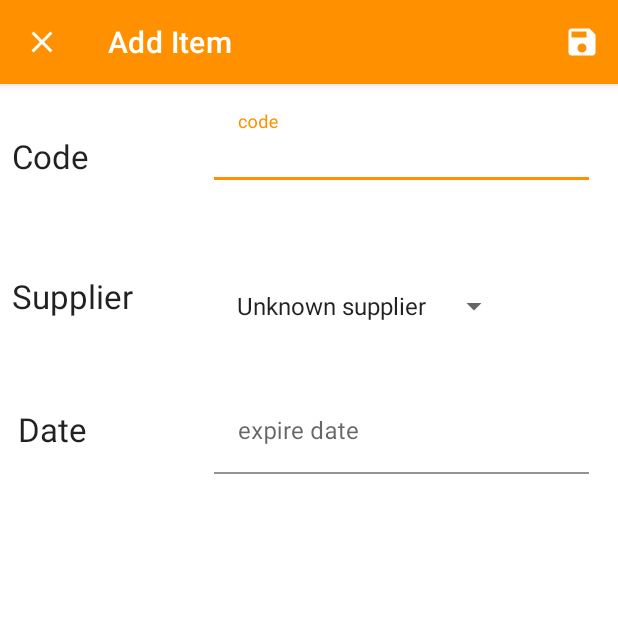
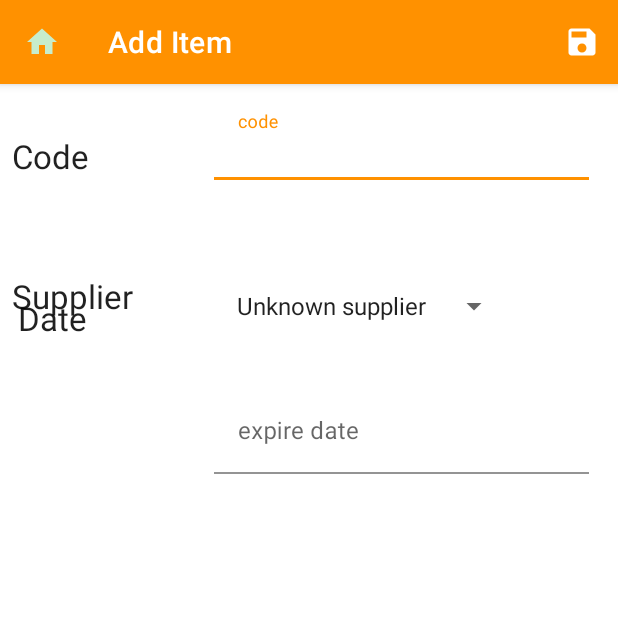
Before and after one commit to samsofa/ExpiredHelper, an Android app: the AddEditItemActivity screen opened directly, with no data from a screen before it, on a phone screen of 412 x 824 dp, the top half of it. Run offline under Robolectric (Android 15) with nearby library versions, the phone set to English and light mode, and no system bars; our stand-ins replace Room's generated code.

Commit message:
right_until_now

```diff
--- a/app/build.gradle
+++ b/app/build.gradle
@@ -59,4 +59,6 @@ dependencies {
 
     implementation 'it.xabaras.android:recyclerview-swipedecorator:1.2.3'
 
+
+
 }
--- a/app/src/main/res/layout/activity_add_edit_item.xml
+++ b/app/src/main/res/layout/activity_add_edit_item.xml
@@ -21,10 +21,10 @@
       android:layout_width="match_parent"
       android:layout_height="wrap_content"
       android:background="@drawable/round_corner"
+      android:hint="code"
+      android:inputType="number"
       android:maxLength="6"
-      android:maxLines="1"
-      android:hint="code"
-      android:inputType="number" />
+      android:maxLines="1" />
   </com.google.android.material.textfield.TextInputLayout>
 
 
@@ -51,11 +51,12 @@
     <com.google.android.material.textfield.TextInputEditText
       android:id="@+id/et_expire"
       android:layout_width="match_parent"
+      android:layout_height="wrap_content"
       android:background="@drawable/round_corner"
-      android:layout_height="wrap_content"
-      android:maxLines="1"
-      android:hint="expire date" />
+      android:hint="expire date"
+      android:maxLines="1" />
   </com.google.android.material.textfield.TextInputLayout>
+
 
   <androidx.constraintlayout.widget.Guideline
     android:id="@+id/guideline"
@@ -84,20 +85,22 @@
     android:textAppearance="@style/TextAppearance.AppCompat.Large"
     app:layout_constraintBottom_toBottomOf="@+id/supplier_textInputLayout"
     app:layout_constraintStart_toStartOf="parent"
-    app:layout_constraintTop_toBottomOf="@+id/textView" />
+    app:layout_constraintTop_toBottomOf="@+id/textView"
+    tools:ignore="UnknownId" />
 
   <TextView
     android:id="@+id/textView5"
     android:layout_width="wrap_content"
     android:layout_height="wrap_content"
     android:layout_marginStart="4dp"
-    android:layout_marginTop="44dp"
 
+    android:layout_marginTop="40dp"
     android:text="Date"
     android:textAppearance="@style/TextAppearance.AppCompat.Large"
-    app:layout_constraintBottom_toBottomOf="@+id/expire_textInputLayout"
+    app:layout_constraintBottom_toBottomOf="@+id/textView4"
     app:layout_constraintStart_toStartOf="parent"
-    app:layout_constraintTop_toBottomOf="@+id/textView4" />
+    app:layout_constraintTop_toBottomOf="@+id/textView4"
+    app:layout_constraintVertical_bias="0.0" />
 
   <androidx.constraintlayout.widget.Barrier
     android:id="@+id/barrier4"
```
Also changed, not shown: app/src/main/java/com/samsofa/expiredhelper/ui/AddEditItemActivity.java (+19 -144 lines).
